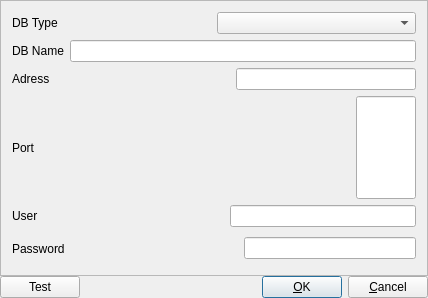
Above: src.qt5/aldebaran/ddbsettings.ui from bizblocks/aldebaran-pos before the change. Below: the same form after it.
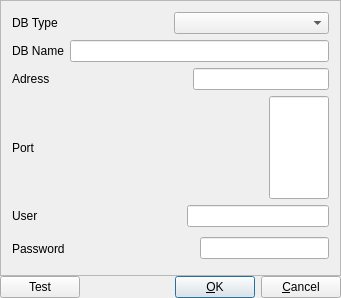
That is the form after the change. Icons and pictures are not drawn.

Patch:
```diff
--- a/src.qt5/aldebaran/ddbsettings.ui
+++ b/src.qt5/aldebaran/ddbsettings.ui
@@ -6,7 +6,7 @@
    <rect>
     <x>0</x>
     <y>0</y>
-    <width>428</width>
+    <width>341</width>
     <height>298</height>
    </rect>
   </property>
```
